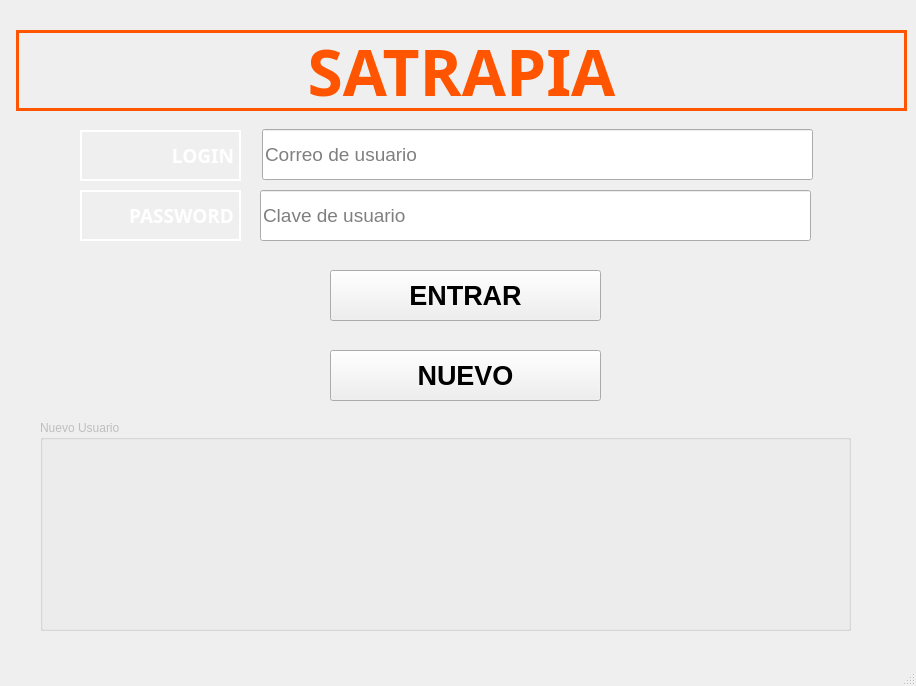
This is mainwindow.ui in makoki13/qtSatrapiaGUI as Qt 5 draws it before an edit. The edited form follows.
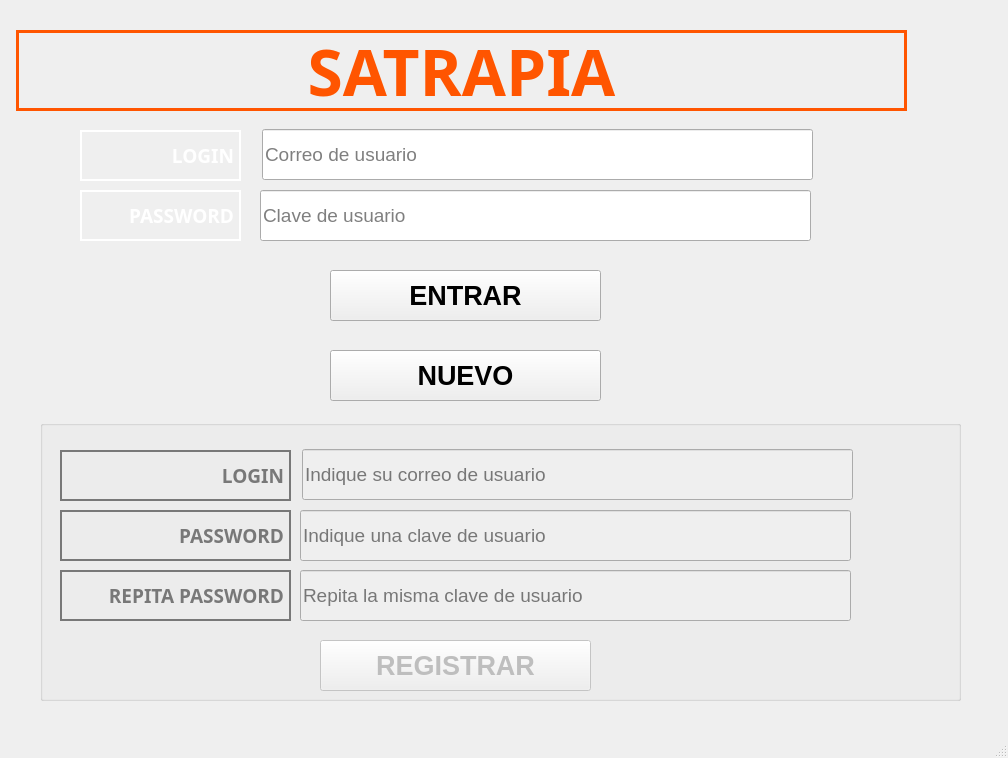
This is the edited form.

Commit message: ya no hay error

Diff of the .ui file:
```diff
--- a/mainwindow.ui
+++ b/mainwindow.ui
@@ -6,8 +6,8 @@
    <rect>
     <x>0</x>
     <y>0</y>
-    <width>916</width>
-    <height>686</height>
+    <width>1008</width>
+    <height>758</height>
    </rect>
   </property>
   <property name="windowTitle">
@@ -267,16 +267,324 @@
      <rect>
       <x>40</x>
       <y>420</y>
-      <width>811</width>
-      <height>211</height>
+      <width>921</width>
+      <height>281</height>
      </rect>
     </property>
     <property name="title">
-     <string>Nuevo Usuario</string>
+     <string/>
     </property>
     <property name="flat">
      <bool>false</bool>
     </property>
+    <widget class="QLineEdit" name="txtLogin_2">
+     <property name="geometry">
+      <rect>
+       <x>262</x>
+       <y>29</y>
+       <width>551</width>
+       <height>51</height>
+      </rect>
+     </property>
+     <property name="font">
+      <font>
+       <pointsize>14</pointsize>
+      </font>
+     </property>
+     <property name="placeholderText">
+      <string>Indique su correo de usuario</string>
+     </property>
+    </widget>
+    <widget class="QLineEdit" name="txtPass_2">
+     <property name="geometry">
+      <rect>
+       <x>260</x>
+       <y>90</y>
+       <width>551</width>
+       <height>51</height>
+      </rect>
+     </property>
+     <property name="font">
+      <font>
+       <pointsize>14</pointsize>
+      </font>
+     </property>
+     <property name="echoMode">
+      <enum>QLineEdit::Password</enum>
+     </property>
+     <property name="placeholderText">
+      <string>Indique una clave de usuario</string>
+     </property>
+     <property name="clearButtonEnabled">
+      <bool>true</bool>
+     </property>
+    </widget>
+    <widget class="QLabel" name="label_4">
+     <property name="geometry">
+      <rect>
+       <x>20</x>
+       <y>30</y>
+       <width>231</width>
+       <height>51</height>
+      </rect>
+     </property>
+     <property name="palette">
+      <palette>
+       <active>
+        <colorrole role="WindowText">
+         <brush brushstyle="SolidPattern">
+          <color alpha="255">
+           <red>255</red>
+           <green>255</green>
+           <blue>255</blue>
+          </color>
+         </brush>
+        </colorrole>
+       </active>
+       <inactive>
+        <colorrole role="WindowText">
+         <brush brushstyle="SolidPattern">
+          <color alpha="255">
+           <red>255</red>
+           <green>255</green>
+           <blue>255</blue>
+          </color>
+         </brush>
+        </colorrole>
+       </inactive>
+       <disabled>
+        <colorrole role="WindowText">
+         <brush brushstyle="SolidPattern">
+          <color alpha="255">
+           <red>120</red>
+           <green>120</green>
+           <blue>120</blue>
+          </color>
+         </brush>
+        </colorrole>
+       </disabled>
+      </palette>
+     </property>
+     <property name="font">
+      <font>
+       <family>Mongolian Baiti</family>
+       <pointsize>14</pointsize>
+       <weight>75</weight>
+       <bold>true</bold>
+      </font>
+     </property>
+     <property name="cursor">
+      <cursorShape>CrossCursor</cursorShape>
+     </property>
+     <property name="autoFillBackground">
+      <bool>false</bool>
+     </property>
+     <property name="frameShape">
+      <enum>QFrame::Box</enum>
+     </property>
+     <property name="lineWidth">
+      <number>2</number>
+     </property>
+     <property name="text">
+      <string>LOGIN</string>
+     </property>
+     <property name="alignment">
+      <set>Qt::AlignRight|Qt::AlignTrailing|Qt::AlignVCenter</set>
+     </property>
+    </widget>
+    <widget class="QLabel" name="label_5">
+     <property name="geometry">
+      <rect>
+       <x>20</x>
+       <y>90</y>
+       <width>231</width>
+       <height>51</height>
+      </rect>
+     </property>
+     <property name="palette">
+      <palette>
+       <active>
+        <colorrole role="WindowText">
+         <brush brushstyle="SolidPattern">
+          <color alpha="255">
+           <red>255</red>
+           <green>255</green>
+           <blue>255</blue>
+          </color>
+         </brush>
+        </colorrole>
+       </active>
+       <inactive>
+        <colorrole role="WindowText">
+         <brush brushstyle="SolidPattern">
+          <color alpha="255">
+           <red>255</red>
+           <green>255</green>
+           <blue>255</blue>
+          </color>
+         </brush>
+        </colorrole>
+       </inactive>
+       <disabled>
+        <colorrole role="WindowText">
+         <brush brushstyle="SolidPattern">
+          <color alpha="255">
+           <red>120</red>
+           <green>120</green>
+           <blue>120</blue>
+          </color>
+         </brush>
+        </colorrole>
+       </disabled>
+      </palette>
+     </property>
+     <property name="font">
+      <font>
+       <family>Mongolian Baiti</family>
+       <pointsize>14</pointsize>
+       <weight>75</weight>
+       <bold>true</bold>
+      </font>
+     </property>
+     <property name="cursor">
+      <cursorShape>CrossCursor</cursorShape>
+     </property>
+     <property name="autoFillBackground">
+      <bool>false</bool>
+     </property>
+     <property name="frameShape">
+      <enum>QFrame::Box</enum>
+     </property>
+     <property name="lineWidth">
+      <number>2</number>
+     </property>
+     <property name="text">
+      <string>PASSWORD</string>
+     </property>
+     <property name="alignment">
+      <set>Qt::AlignRight|Qt::AlignTrailing|Qt::AlignVCenter</set>
+     </property>
+    </widget>
+    <widget class="QLabel" name="label_6">
+     <property name="geometry">
+      <rect>
+       <x>20</x>
+       <y>150</y>
+       <width>231</width>
+       <height>51</height>
+      </rect>
+     </property>
+     <property name="palette">
+      <palette>
+       <active>
+        <colorrole role="WindowText">
+         <brush brushstyle="SolidPattern">
+          <color alpha="255">
+           <red>255</red>
+           <green>255</green>
+           <blue>255</blue>
+          </color>
+         </brush>
+        </colorrole>
+       </active>
+       <inactive>
+        <colorrole role="WindowText">
+         <brush brushstyle="SolidPattern">
+          <color alpha="255">
+           <red>255</red>
+           <green>255</green>
+           <blue>255</blue>
+          </color>
+         </brush>
+        </colorrole>
+       </inactive>
+       <disabled>
+        <colorrole role="WindowText">
+         <brush brushstyle="SolidPattern">
+          <color alpha="255">
+           <red>120</red>
+           <green>120</green>
+           <blue>120</blue>
+          </color>
+         </brush>
+        </colorrole>
+       </disabled>
+      </palette>
+     </property>
+     <property name="font">
+      <font>
+       <family>Mongolian Baiti</family>
+       <pointsize>14</pointsize>
+       <weight>75</weight>
+       <bold>true</bold>
+      </font>
+     </property>
+     <property name="cursor">
+      <cursorShape>CrossCursor</cursorShape>
+     </property>
+     <property name="autoFillBackground">
+      <bool>false</bool>
+     </property>
+     <property name="frameShape">
+      <enum>QFrame::Box</enum>
+     </property>
+     <property name="lineWidth">
+      <number>2</number>
+     </property>
+     <property name="text">
+      <string>REPITA PASSWORD</string>
+     </property>
+     <property name="alignment">
+      <set>Qt::AlignRight|Qt::AlignTrailing|Qt::AlignVCenter</set>
+     </property>
+    </widget>
+    <widget class="QLineEdit" name="txtPass_3">
+     <property name="geometry">
+      <rect>
+       <x>260</x>
+       <y>150</y>
+       <width>551</width>
+       <height>51</height>
+      </rect>
+     </property>
+     <property name="font">
+      <font>
+       <pointsize>14</pointsize>
+      </font>
+     </property>
+     <property name="echoMode">
+      <enum>QLineEdit::Password</enum>
+     </property>
+     <property name="placeholderText">
+      <string>Repita la misma clave de usuario</string>
+     </property>
+     <property name="clearButtonEnabled">
+      <bool>true</bool>
+     </property>
+    </widget>
+    <widget class="QPushButton" name="btnRegistrar">
+     <property name="geometry">
+      <rect>
+       <x>280</x>
+       <y>220</y>
+       <width>271</width>
+       <height>51</height>
+      </rect>
+     </property>
+     <property name="font">
+      <font>
+       <pointsize>20</pointsize>
+       <weight>75</weight>
+       <bold>true</bold>
+      </font>
+     </property>
+     <property name="toolTip">
+      <string>Registrar un nuevo usuario</string>
+     </property>
+     <property name="text">
+      <string>REGISTRAR</string>
+     </property>
+    </widget>
    </widget>
    <widget class="QPushButton" name="btnNuevo">
     <property name="geometry">
```
Left out of the diff: 2 changed lines with no effect on the pictures. The commit also changes 1 other file.
